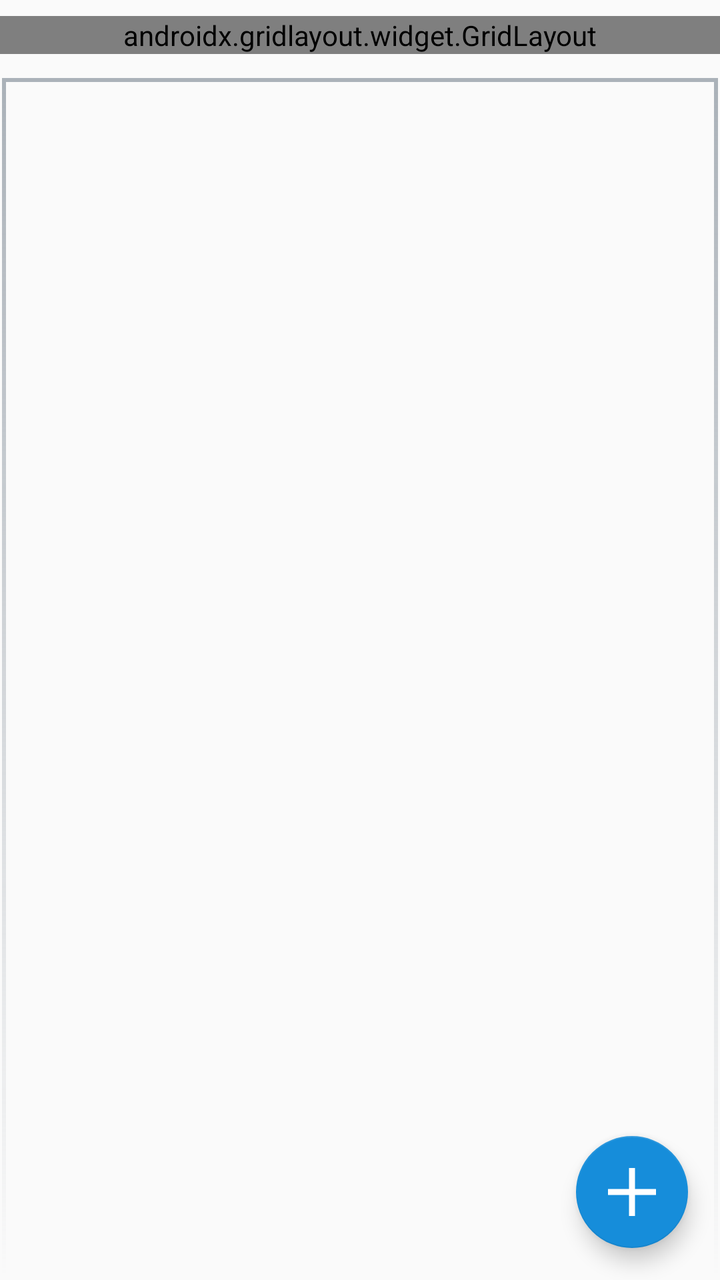
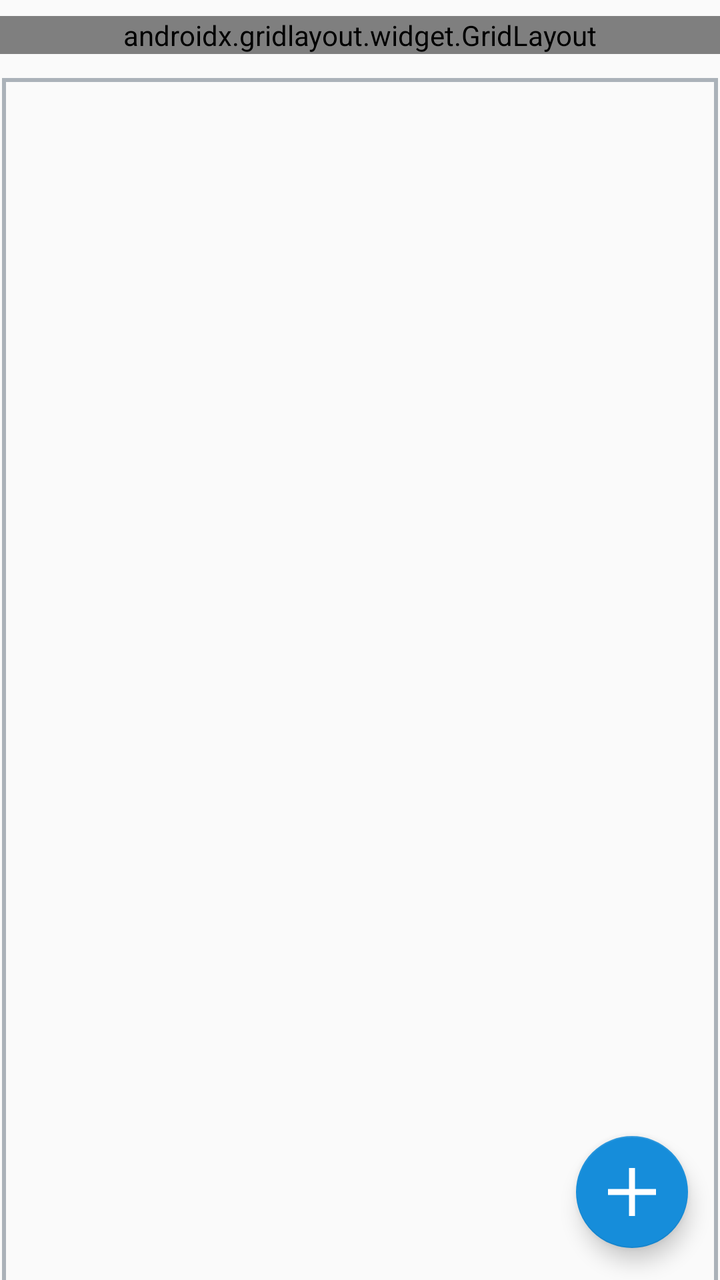

Before-and-after screenshots of an Android layout around one commit, followed by the original layout XML and the change that was made.
<!-- AndroidManifest.xml: application theme AppTheme -->
<!-- res/layout/fragment_home.xml -->
<?xml version="1.0" encoding="utf-8"?>
<layout xmlns:android="http://schemas.android.com/apk/res/android"
    xmlns:tools="http://schemas.android.com/tools">

    <data>

        <variable
            name="viewModel"
            type="com.erman.usurf.home.ui.HomeViewModel" />
    </data>

    <androidx.constraintlayout.widget.ConstraintLayout xmlns:app="http://schemas.android.com/apk/res-auto"
        android:layout_width="match_parent"
        android:layout_height="match_parent"
        tools:context=".library.ui.LibraryFragment">

        <androidx.recyclerview.widget.RecyclerView
            android:id="@+id/shortcutRecyclerView"
            android:layout_width="0dp"
            android:layout_height="0dp"
            android:layout_marginBottom="8dp"
            app:layout_constraintBottom_toBottomOf="parent"
            app:layout_constraintEnd_toStartOf="@+id/dividerRight"
            app:layout_constraintStart_toEndOf="@+id/dividerLeft"
            app:layout_constraintTop_toBottomOf="@+id/dividerTop" />

        <androidx.gridlayout.widget.GridLayout
            android:id="@+id/storageUsageBarLayout"
            android:layout_width="0dp"
            android:layout_height="wrap_content"
            android:layout_marginTop="8dp"
            app:layout_constraintEnd_toEndOf="parent"
            app:layout_constraintStart_toStartOf="parent"
            app:layout_constraintTop_toTopOf="parent">

        </androidx.gridlayout.widget.GridLayout>

        <com.google.android.material.floatingactionbutton.FloatingActionButton
            android:id="@+id/addShortcut"
            android:layout_width="wrap_content"
            android:layout_height="wrap_content"
            android:layout_marginEnd="16dp"
            android:layout_marginRight="16dp"
            android:layout_marginBottom="8dp"
            android:clickable="true"
            android:focusable="true"
            app:backgroundTint="@color/darkBlue"
            app:layout_constraintBottom_toBottomOf="@+id/shortcutRecyclerView"
            app:layout_constraintEnd_toEndOf="parent"
            app:layout_constraintHorizontal_bias="1.0"
            app:layout_constraintStart_toStartOf="parent"
            app:layout_constraintTop_toTopOf="parent"
            app:layout_constraintVertical_bias="1.0"
            app:srcCompat="@drawable/ic_plus" />

        <View
            android:id="@+id/dividerTop"
            android:layout_width="0dp"
            android:layout_height="2dp"
            android:layout_marginStart="1dp"
            android:layout_marginLeft="1dp"
            android:layout_marginTop="12dp"
            android:layout_marginEnd="1dp"
            android:layout_marginRight="1dp"
            android:background="@drawable/separator_gradient_top"
            app:layout_constraintEnd_toEndOf="parent"
            app:layout_constraintHorizontal_bias="0.5"
            app:layout_constraintStart_toStartOf="parent"
            app:layout_constraintTop_toBottomOf="@+id/storageUsageBarLayout" />

        <View
            android:id="@+id/dividerLeft"
            android:layout_width="2dp"
            android:layout_height="0dp"
            android:layout_marginStart="1dp"
            android:layout_marginLeft="1dp"
            android:background="@drawable/separator_gradient_side"
            app:layout_constraintBottom_toBottomOf="parent"
            app:layout_constraintEnd_toStartOf="@+id/shortcutRecyclerView"
            app:layout_constraintStart_toStartOf="parent"
            app:layout_constraintTop_toBottomOf="@+id/dividerTop" />

        <View
            android:id="@+id/dividerRight"
            android:layout_width="2dp"
            android:layout_height="0dp"
            android:layout_marginEnd="1dp"
            android:layout_marginRight="1dp"
            android:background="@drawable/separator_gradient_side"
            app:layout_constraintBottom_toBottomOf="parent"
            app:layout_constraintEnd_toEndOf="parent"
            app:layout_constraintStart_toEndOf="@+id/shortcutRecyclerView"
            app:layout_constraintTop_toBottomOf="@+id/dividerTop" />
    </androidx.constraintlayout.widget.ConstraintLayout>
</layout>
<!-- resources referenced by this layout -->
<resources>
  <color name="darkBlue">#168DDA</color>
  <!-- drawable ic_plus (drawable) -->
  <vector android:height="100dp" android:viewportHeight="341.4"
      android:viewportWidth="341.4" android:width="100dp" xmlns:android="http://schemas.android.com/apk/res/android">
      <path android:fillColor="#ffffff" android:pathData="M192,149.4l0,-149.4l-42.6,0l0,149.4l-149.4,0l0,42.6l149.4,0l0,149.4l42.6,0l0,-149.4l149.4,0l0,-42.6z"/>
  </vector>
  <!-- drawable separator_gradient_side (drawable-v21) -->
  <?xml version="1.0" encoding="utf-8"?>
  <shape xmlns:android="http://schemas.android.com/apk/res/android">
      
  
      <gradient
          android:endColor="#ABB2B9"
          android:angle="90"
          android:dither="true"
          />
  </shape>
  <!-- drawable separator_gradient_top (drawable-v21) -->
  <?xml version="1.0" encoding="utf-8"?>
  <shape xmlns:android="http://schemas.android.com/apk/res/android">
  
      
  
      <gradient
  
          android:startColor="#ABB2B9"
          android:endColor="#ABB2B9"
          android:angle="90"
          android:dither="true"
          />
  </shape>
  <style name="AppTheme" parent="Theme.AppCompat.DayNight.DarkActionBar">
          
          <item name="colorPrimary">@color/colorPrimary</item>
          <item name="colorPrimaryDark">@color/colorPrimaryDark</item>
          <item name="colorAccent">@color/colorAccent</item>
      </style>
  <color name="colorPrimary">#168DDA</color>
  <color name="colorPrimaryDark">#000000</color>
  <color name="colorAccent">#168DDA</color>
</resources>

<!-- the commit's change to res/layout/fragment_home.xml (unified diff, before → after) -->
@@ -62,7 +62,7 @@
             android:layout_marginTop="12dp"
             android:layout_marginEnd="1dp"
             android:layout_marginRight="1dp"
-            android:background="@drawable/separator_gradient_top"
+            android:background="@color/separatorColor"
             app:layout_constraintEnd_toEndOf="parent"
             app:layout_constraintHorizontal_bias="0.5"
             app:layout_constraintStart_toStartOf="parent"
@@ -74,7 +74,7 @@
             android:layout_height="0dp"
             android:layout_marginStart="1dp"
             android:layout_marginLeft="1dp"
-            android:background="@drawable/separator_gradient_side"
+            android:background="@color/separatorColor"
             app:layout_constraintBottom_toBottomOf="parent"
             app:layout_constraintEnd_toStartOf="@+id/shortcutRecyclerView"
             app:layout_constraintStart_toStartOf="parent"
@@ -86,7 +86,7 @@
             android:layout_height="0dp"
             android:layout_marginEnd="1dp"
             android:layout_marginRight="1dp"
-            android:background="@drawable/separator_gradient_side"
+            android:background="@color/separatorColor"
             app:layout_constraintBottom_toBottomOf="parent"
             app:layout_constraintEnd_toEndOf="parent"
             app:layout_constraintStart_toEndOf="@+id/shortcutRecyclerView"
<!-- resource entries referenced after the edit -->
@@ -1,36 +1,12 @@
 <!-- resources referenced by this layout -->
 <resources>
   <color name="darkBlue">#168DDA</color>
+  <color name="separatorColor">#ABB2B9</color>
   <!-- drawable ic_plus (drawable) -->
   <vector android:height="100dp" android:viewportHeight="341.4"
       android:viewportWidth="341.4" android:width="100dp" xmlns:android="http://schemas.android.com/apk/res/android">
       <path android:fillColor="#ffffff" android:pathData="M192,149.4l0,-149.4l-42.6,0l0,149.4l-149.4,0l0,42.6l149.4,0l0,149.4l42.6,0l0,-149.4l149.4,0l0,-42.6z"/>
   </vector>
-  <!-- drawable separator_gradient_side (drawable-v21) -->
-  <?xml version="1.0" encoding="utf-8"?>
-  <shape xmlns:android="http://schemas.android.com/apk/res/android">
-      
-  
-      <gradient
-          android:endColor="#ABB2B9"
-          android:angle="90"
-          android:dither="true"
-          />
-  </shape>
-  <!-- drawable separator_gradient_top (drawable-v21) -->
-  <?xml version="1.0" encoding="utf-8"?>
-  <shape xmlns:android="http://schemas.android.com/apk/res/android">
-  
-      
-  
-      <gradient
-  
-          android:startColor="#ABB2B9"
-          android:endColor="#ABB2B9"
-          android:angle="90"
-          android:dither="true"
-          />
-  </shape>
   <style name="AppTheme" parent="Theme.AppCompat.DayNight.DarkActionBar">
           
           <item name="colorPrimary">@color/colorPrimary</item>
